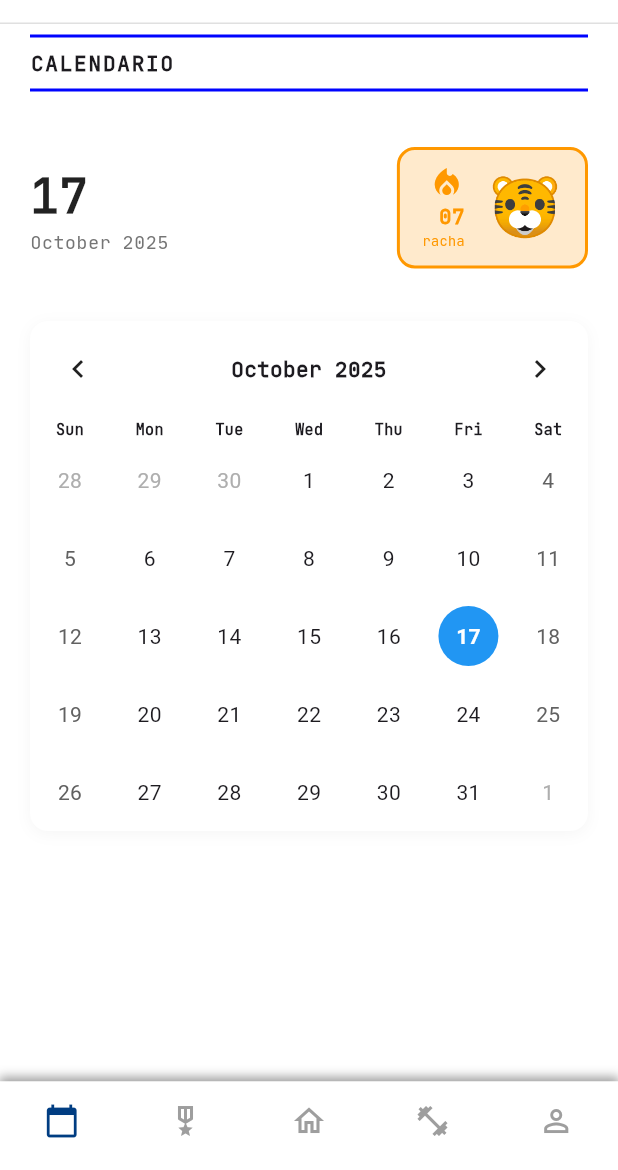
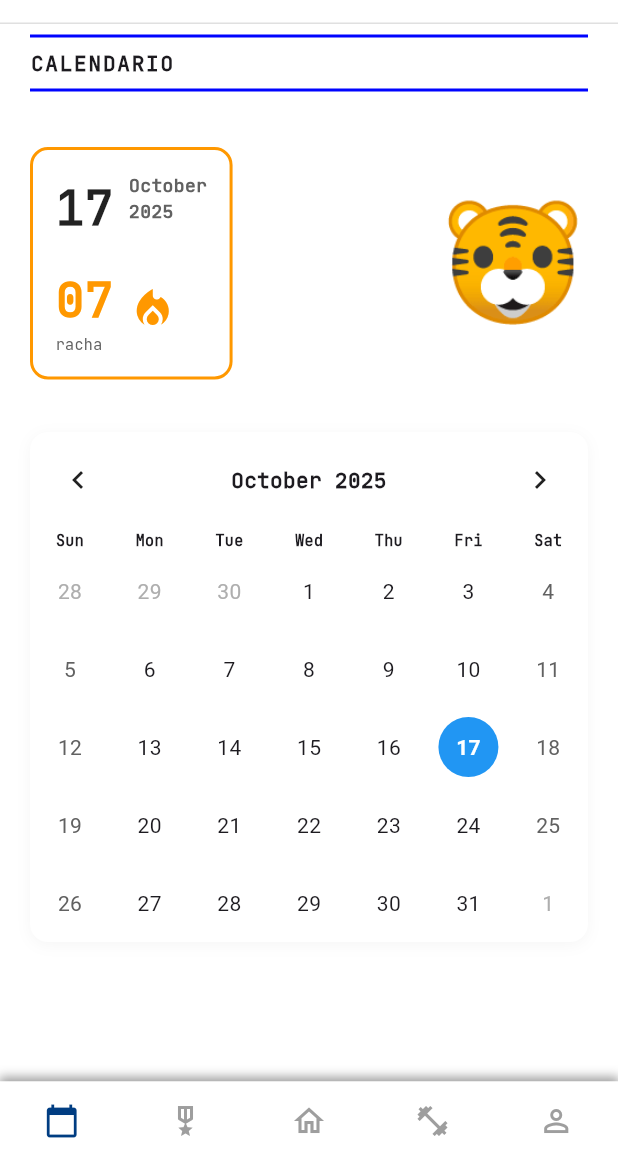
Before and after one commit to JeanCArsLo/KRONOS, a Flutter app: the CalendarScreen screen opened by its route, on a phone screen of 412 x 824 dp, the part 66-1236 px from its top. Run offline on Flutter 3.47's test engine with Material 3 defaults, Android fonts, the phone set to English and light mode, and no system bars; drawn by our look-alikes of table_calendar; our stand-ins replace carousel_slider.

Commit message:
calendario version 2

```diff
--- a/lib/screens/calendar_screen.dart
+++ b/lib/screens/calendar_screen.dart
@@ -61,8 +61,21 @@ class CalendarScreenState extends State<CalendarScreen> {
               child: Row(
                 mainAxisAlignment: MainAxisAlignment.spaceBetween,
                 children: [
-                  // Fecha actual
-                  Column(
+                  // COLUMNA 1: Fecha y Racha
+                  Container(
+                    decoration: BoxDecoration(
+                      border: Border.all(
+                        color: Colors.orange,
+                        width: 2,
+                      ),
+                      borderRadius: BorderRadius.circular(12),
+                    ),
+                    padding: EdgeInsets.all(15),
+                    child: Column(
+                      crossAxisAlignment: CrossAxisAlignment.start,
+                      children: [
+                        // Fecha
+                        Row(
                           crossAxisAlignment: CrossAxisAlignment.start,
                           children: [
                             Text(
@@ -74,40 +87,44 @@ class CalendarScreenState extends State<CalendarScreen> {
                                 color: Colors.black87,
                               ),
                             ),
+                            SizedBox(width: 10),
+                            Column(
+                              crossAxisAlignment: CrossAxisAlignment.start,
+                              children: [
                                 Text(
-                        _getMonthYear(_selectedDay),
+                                  _getMonth(_selectedDay),
                                   style: TextStyle(
                                     fontFamily: 'JetBrainsMono_Regular',
                                     fontSize: 12,
-                          color: Colors.grey[600],
-                          letterSpacing: 0.5,
+                                    fontWeight: FontWeight.w600,
+                                    color: Colors.grey[700],
+                                  ),
+                                ),
+                                Text(
+                                  '${_selectedDay.year}',
+                                  style: TextStyle(
+                                    fontFamily: 'JetBrainsMono_Regular',
+                                    fontSize: 12,
+                                    fontWeight: FontWeight.w600,
+                                    color: Colors.grey[700],
                                   ),
                                 ),
                               ],
                             ),
-                  // Racha y mascota
-                  Container(
-                    decoration: BoxDecoration(
-                      color: Colors.orange.withValues(alpha: 0.2),
-                      borderRadius: BorderRadius.circular(12),
-                      border: Border.all(
-                        color: Colors.orange,
-                        width: 2,
+                          ],
                         ),
-                    ),
-                    padding: EdgeInsets.symmetric(horizontal: 15, vertical: 10),
-                    child: Row(
+                        SizedBox(height: 15),
+                        // Racha
+                        Row(
                           children: [
                             Column(
-                          crossAxisAlignment: CrossAxisAlignment.end,
+                              crossAxisAlignment: CrossAxisAlignment.start,
                               children: [
-                            Icon(Icons.local_fire_department,
-                                color: Colors.orange, size: 24),
                                 Text(
                                   '07',
                                   style: TextStyle(
                                     fontFamily: 'JetBrainsMono_Regular',
-                                fontSize: 14,
+                                    fontSize: 32,
                                     fontWeight: FontWeight.bold,
                                     color: Colors.orange,
                                   ),
@@ -116,19 +133,24 @@ class CalendarScreenState extends State<CalendarScreen> {
                                   'racha',
                                   style: TextStyle(
                                     fontFamily: 'JetBrainsMono_Regular',
-                                fontSize: 9,
-                                color: Colors.orange,
+                                    fontSize: 10,
+                                    color: Colors.grey[700],
                                   ),
                                 ),
                               ],
                             ),
-                        SizedBox(width: 15),
-                        Text(
-                          '🐯',
-                          style: TextStyle(fontSize: 40),
+                            SizedBox(width: 10),
+                            Icon(Icons.local_fire_department,
+                                color: Colors.orange, size: 32),
+                          ],
                         ),
                       ],
                     ),
+                  ),
+                  // COLUMNA 2: Mascota
+                  Text(
+                    '🐯',
+                    style: TextStyle(fontSize: 80),
                   ),
                 ],
               ),
@@ -219,7 +241,25 @@ class CalendarScreenState extends State<CalendarScreen> {
   }
 
   // ========== FUNCIÓN AUXILIAR PARA OBTENER MES Y AÑO ==========
-  String _getMonthYear(DateTime date) {
+  // String _getMonthYear(DateTime date) {
+  //   final months = [
+  //     'January',
+  //     'February',
+  //     'March',
+  //     'April',
+  //     'May',
+  //     'June',
+  //     'July',
+  //     'August',
+  //     'September',
+  //     'October',
+  //     'November',
+  //     'December'
+  //   ];
+  //   return '${months[date.month - 1]} ${date.year}';
+  // }
+  // ========== FUNCIÓN AUXILIAR PARA OBTENER SOLO EL MES ==========
+  String _getMonth(DateTime date) {
     final months = [
       'January',
       'February',
@@ -234,6 +274,6 @@ class CalendarScreenState extends State<CalendarScreen> {
       'November',
       'December'
     ];
-    return '${months[date.month - 1]} ${date.year}';
+    return months[date.month - 1];
   }
 }
```
Lines whose indentation alone changed are shown as unchanged.
